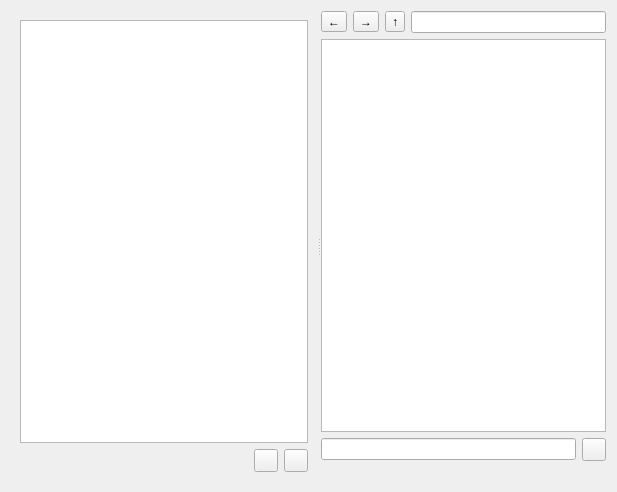
The window that eiskaltdcpp-qt/ui/UIShareBrowser.ui (adrianov/eiskaltdcpp) describes before a commit, drawn with Qt 5.
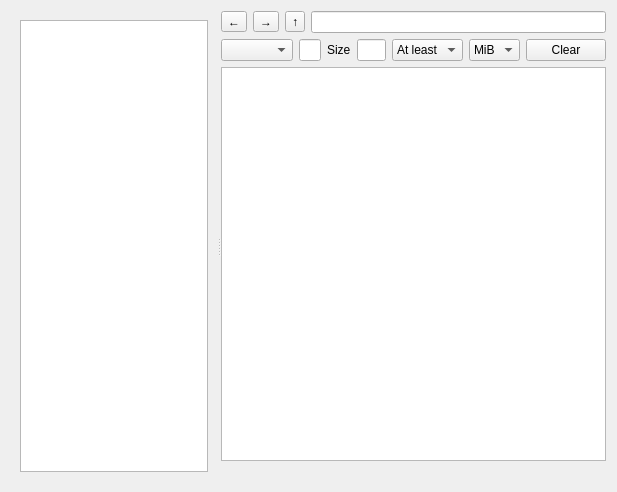
The same window after the commit. Custom widgets are drawn as their Qt base class.

Commit message: feat: add inline size and file type filtering to share browser

What changed in the file:
```diff
--- a/eiskaltdcpp-qt/ui/UIShareBrowser.ui
+++ b/eiskaltdcpp-qt/ui/UIShareBrowser.ui
@@ -52,34 +52,6 @@
          </property>
         </widget>
        </item>
-       <item row="1" column="0">
-        <layout class="QHBoxLayout" name="horizontalLayout">
-         <item>
-          <widget class="QLabel" name="label_LEFT">
-           <property name="layoutDirection">
-            <enum>Qt::RightToLeft</enum>
-           </property>
-           <property name="text">
-            <string/>
-           </property>
-          </widget>
-         </item>
-         <item>
-          <widget class="QToolButton" name="toolButton_MATCHLIST">
-           <property name="text">
-            <string/>
-           </property>
-          </widget>
-         </item>
-         <item>
-          <widget class="QToolButton" name="toolButton_SEARCH">
-           <property name="text">
-            <string/>
-           </property>
-          </widget>
-         </item>
-        </layout>
-       </item>
       </layout>
      </widget>
      <widget class="QFrame" name="frame">
@@ -146,28 +118,6 @@
          </item>
         </layout>
        </item>
-       <item>
-        <widget class="QTreeView" name="treeView_RPANE">
-         <property name="editTriggers">
-          <set>QAbstractItemView::NoEditTriggers</set>
-         </property>
-         <property name="showDropIndicator" stdset="0">
-          <bool>false</bool>
-         </property>
-         <property name="alternatingRowColors">
-          <bool>true</bool>
-         </property>
-         <property name="selectionMode">
-          <enum>QAbstractItemView::ExtendedSelection</enum>
-         </property>
-         <property name="rootIsDecorated">
-          <bool>false</bool>
-         </property>
-         <property name="itemsExpandable">
-          <bool>false</bool>
-         </property>
-        </widget>
-       </item>
        <item>
         <widget class="QFrame" name="frame_FILTER">
          <property name="frameShape">
@@ -179,7 +129,7 @@
          <property name="lineWidth">
           <number>0</number>
          </property>
-         <layout class="QGridLayout" name="gridLayout_4">
+         <layout class="QHBoxLayout" name="horizontalLayout_FILTER">
           <property name="leftMargin">
            <number>0</number>
           </property>
@@ -192,19 +142,140 @@
           <property name="bottomMargin">
            <number>0</number>
           </property>
-          <item row="0" column="0">
-           <widget class="LineEdit" name="lineEdit_FILTER"/>
+          <item>
+           <widget class="QComboBox" name="comboBox_FILETYPES">
+            <property name="sizePolicy">
+             <sizepolicy hsizetype="Maximum" vsizetype="Fixed">
+              <horstretch>0</horstretch>
+              <verstretch>0</verstretch>
+             </sizepolicy>
+            </property>
+            <property name="maximumSize">
+             <size>
+              <width>120</width>
+              <height>16777215</height>
+             </size>
+            </property>
+           </widget>
           </item>
-          <item row="0" column="1">
-           <widget class="QToolButton" name="toolButton_CLOSEFILTER">
+          <item>
+           <widget class="LineEdit" name="lineEdit_FILTER">
+            <property name="sizePolicy">
+             <sizepolicy hsizetype="Expanding" vsizetype="Fixed">
+              <horstretch>1</horstretch>
+              <verstretch>0</verstretch>
+             </sizepolicy>
+            </property>
+           </widget>
+          </item>
+          <item>
+           <widget class="QLabel" name="label_SIZE">
             <property name="text">
-             <string/>
+             <string>Size</string>
+            </property>
+           </widget>
+          </item>
+          <item>
+           <widget class="LineEdit" name="lineEdit_SIZE">
+            <property name="sizePolicy">
+             <sizepolicy hsizetype="Maximum" vsizetype="Fixed">
+              <horstretch>0</horstretch>
+              <verstretch>0</verstretch>
+             </sizepolicy>
+            </property>
+            <property name="maximumSize">
+             <size>
+              <width>72</width>
+              <height>16777215</height>
+             </size>
+            </property>
+           </widget>
+          </item>
+          <item>
+           <widget class="QComboBox" name="comboBox_SIZETYPE">
+            <property name="sizePolicy">
+             <sizepolicy hsizetype="Maximum" vsizetype="Fixed">
+              <horstretch>0</horstretch>
+              <verstretch>0</verstretch>
+             </sizepolicy>
+            </property>
+            <item>
+             <property name="text">
+              <string>At least</string>
+             </property>
+            </item>
+            <item>
+             <property name="text">
+              <string>At most</string>
+             </property>
+            </item>
+           </widget>
+          </item>
+          <item>
+           <widget class="QComboBox" name="comboBox_SIZE">
+            <property name="sizePolicy">
+             <sizepolicy hsizetype="Maximum" vsizetype="Fixed">
+              <horstretch>0</horstretch>
+              <verstretch>0</verstretch>
+             </sizepolicy>
+            </property>
+            <property name="currentIndex">
+             <number>2</number>
+            </property>
+            <item>
+             <property name="text">
+              <string>B</string>
+             </property>
+            </item>
+            <item>
+             <property name="text">
+              <string>KiB</string>
+             </property>
+            </item>
+            <item>
+             <property name="text">
+              <string>MiB</string>
+             </property>
+            </item>
+            <item>
+             <property name="text">
+              <string>GiB</string>
+             </property>
+            </item>
+           </widget>
+          </item>
+          <item>
+           <widget class="QPushButton" name="pushButton_CLEAR">
+            <property name="text">
+             <string>Clear</string>
             </property>
            </widget>
           </item>
          </layout>
         </widget>
        </item>
+       <item>
+        <widget class="QTreeView" name="treeView_RPANE">
+         <property name="editTriggers">
+          <set>QAbstractItemView::NoEditTriggers</set>
+         </property>
+         <property name="showDropIndicator" stdset="0">
+          <bool>false</bool>
+         </property>
+         <property name="alternatingRowColors">
+          <bool>true</bool>
+         </property>
+         <property name="selectionMode">
+          <enum>QAbstractItemView::ExtendedSelection</enum>
+         </property>
+         <property name="rootIsDecorated">
+          <bool>false</bool>
+         </property>
+         <property name="itemsExpandable">
+          <bool>false</bool>
+         </property>
+        </widget>
+       </item>
        <item>
         <widget class="QLabel" name="label_RIGHT">
          <property name="layoutDirection">
```
The commit also changes 15 other files.
